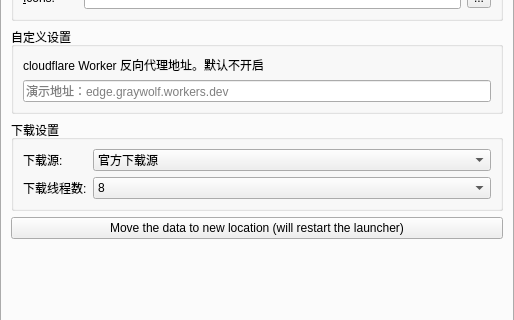
This is launcher/ui/pages/global/LauncherPage.ui in graytoowolf/Launcher-Cracked as Qt 5 draws it before an edit; both pictures show x 0 to 514 and y 200 to 520 of the 514 by 629 pixel window. The edited form follows.
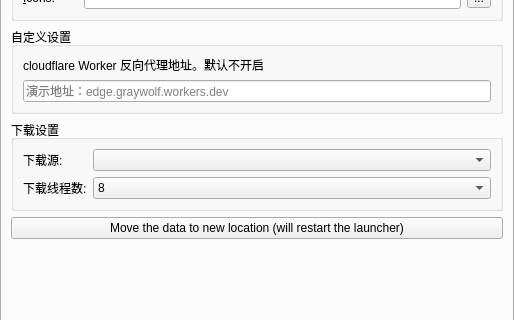
This is the edited form.

Commit message: 修改下载源

```diff
--- a/launcher/ui/pages/global/LauncherPage.ui
+++ b/launcher/ui/pages/global/LauncherPage.ui
@@ -170,16 +170,6 @@
               <verstretch>0</verstretch>
              </sizepolicy>
             </property>
-            <item>
-             <property name="text">
-              <string>官方下载源</string>
-             </property>
-            </item>
-            <item>
-             <property name="text">
-              <string>MCBBS下载源</string>
-             </property>
-            </item>
            </widget>
           </item>
           <item row="1" column="0">
```
The commit also changes 8 other files.
